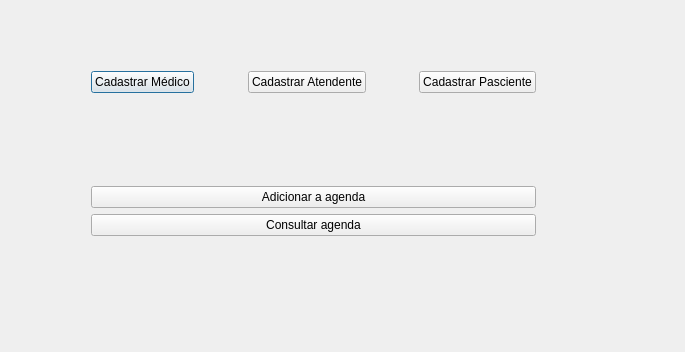
Before: the Qt Designer form atendente_tela.ui in W-F-S/trabalho_02-TPII, drawn with Qt 5.
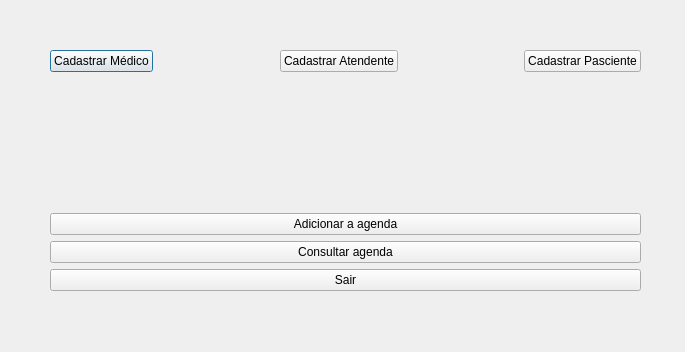
After: the same form once the commit is applied.

```diff
--- a/atendente_tela.ui
+++ b/atendente_tela.ui
@@ -13,13 +13,13 @@
   <property name="windowTitle">
    <string>Dialog</string>
   </property>
-  <widget class="QWidget" name="">
+  <widget class="QWidget" name="layoutWidget">
    <property name="geometry">
     <rect>
-     <x>91</x>
-     <y>71</y>
-     <width>445</width>
-     <height>165</height>
+     <x>50</x>
+     <y>50</y>
+     <width>591</width>
+     <height>241</height>
     </rect>
    </property>
    <layout class="QVBoxLayout" name="verticalLayout_2">
@@ -105,6 +105,13 @@
       </property>
      </widget>
     </item>
+    <item>
+     <widget class="QPushButton" name="pushButton_4">
+      <property name="text">
+       <string>Sair</string>
+      </property>
+     </widget>
+    </item>
    </layout>
   </widget>
  </widget>
```
Left out of the diff: 19 changed lines with no effect on the pictures.
